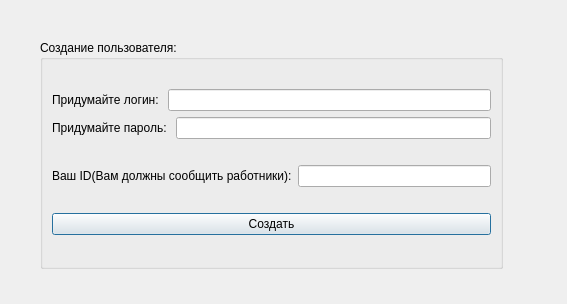
Qt form src/project/createuser.ui (Edeotena/bd_4rd_sem_course_work) before a commit.
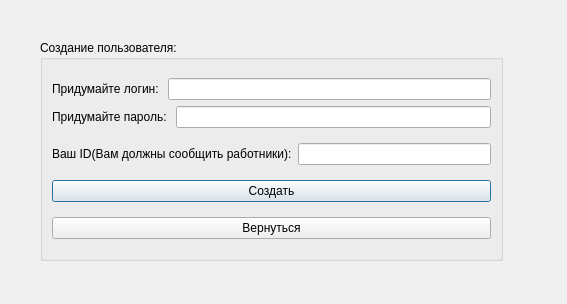
The same form after that commit.

Patch:
```diff
--- a/src/project/createuser.ui
+++ b/src/project/createuser.ui
@@ -19,7 +19,7 @@
      <x>40</x>
      <y>40</y>
      <width>463</width>
-     <height>229</height>
+     <height>221</height>
     </rect>
    </property>
    <property name="title">
@@ -79,6 +79,13 @@
       </property>
      </widget>
     </item>
+    <item>
+     <widget class="QPushButton" name="pushButton_2">
+      <property name="text">
+       <string>Вернуться</string>
+      </property>
+     </widget>
+    </item>
    </layout>
   </widget>
  </widget>
```
